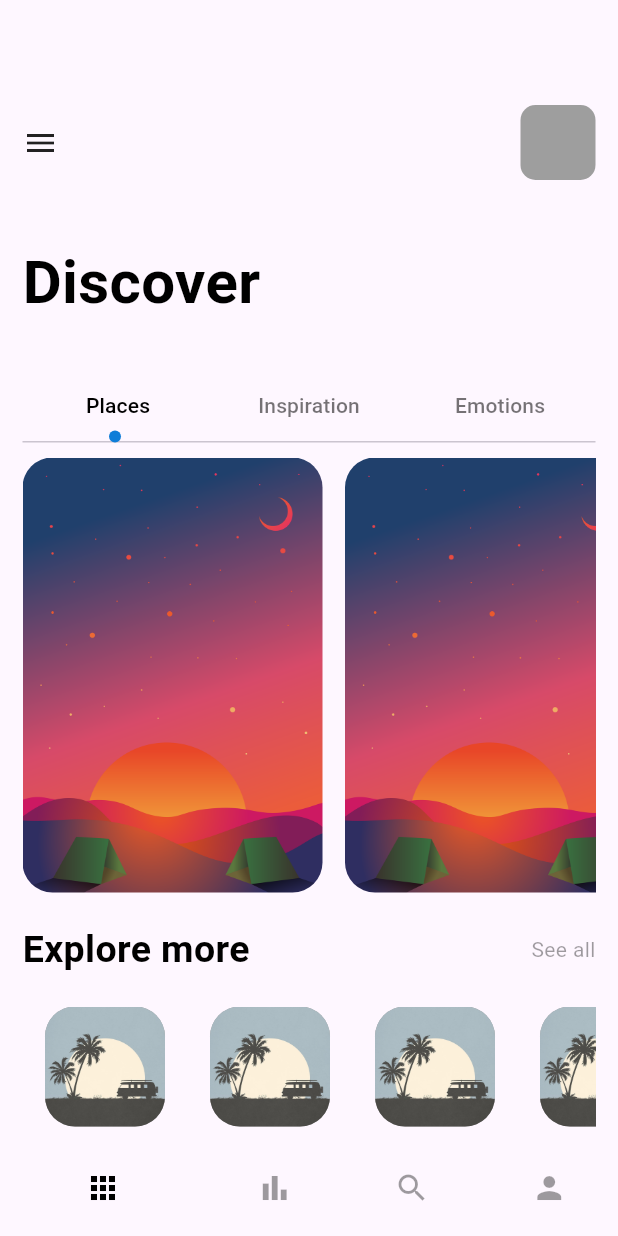
After one commit to zeynepcabuk200/travel_app, a Flutter app: the MainView screen opened directly, on a phone screen of 412 x 824 dp. The commit adds this screen. Run offline on Flutter 3.47's test engine with Material 3 defaults, Android fonts, the phone set to English and light mode, and no system bars; our stand-ins replace flutter_svg.

Commit message:
home view added

```diff
--- a/lib/core/constants/app_colors.dart
+++ b/lib/core/constants/app_colors.dart
@@ -7,5 +7,6 @@ class AppColors {
   static const Color blueColor=Color.fromARGB(255, 15, 125, 216);
   static const Color lightBlueColor=Color.fromARGB(255, 63, 155, 198);
   static const Color greyColor=Colors.grey;
+  static const Color whiteColor=Colors.white;
 
 }
--- a/lib/core/textstyle/app_textstyle.dart
+++ b/lib/core/textstyle/app_textstyle.dart
@@ -8,8 +8,13 @@ class AppTextstyle {
     color: AppColors.black54Color,
     fontSize: 40,
   );
+  static const TextStyle middleBlackText = TextStyle(
+    color: AppColors.blackColor,
+    fontSize: 25,
+    fontWeight: FontWeight.bold
+  );
   static const TextStyle size14BlackText = TextStyle(
     color: AppColors.black38Color,
-    fontSize: 20,
+    fontSize: 14,
   );
 }
--- /dev/null
+++ b/lib/view/navPages/home_view.dart
@@ -0,0 +1,159 @@
+import 'package:flutter/material.dart';
+import 'package:travel_app/core/constants/app_colors.dart';
+import 'package:travel_app/core/textstyle/app_textstyle.dart';
+
+class HomeView extends StatefulWidget {
+  const HomeView({super.key});
+
+  @override
+  State<HomeView> createState() => _HomeViewState();
+}
+
+class _HomeViewState extends State<HomeView> with TickerProviderStateMixin {
+  @override
+  Widget build(BuildContext context) {
+    TabController _tabController = TabController(length: 3, vsync: this);
+    return Scaffold(
+      body: Container(
+        padding: const EdgeInsets.only(top: 70, left: 15, right: 15),
+        child: Column(
+          crossAxisAlignment: CrossAxisAlignment.start,
+          children: [
+            SizedBox(
+              child: Row(
+                mainAxisAlignment: MainAxisAlignment.spaceBetween,
+                children: [
+                  const Icon(Icons.menu),
+                  Container(
+                    height: 50,
+                    width: 50,
+                    decoration: BoxDecoration(
+                        borderRadius: BorderRadius.circular(10),
+                        color: AppColors.greyColor),
+                  )
+                ],
+              ),
+            ),
+            const SizedBox(
+              height: 40,
+            ),
+            const Text(
+              "Discover",
+              style: AppTextstyle.largeBoldText,
+            ),
+            const SizedBox(
+              height: 30,
+            ),
+            SizedBox(
+              child: TabBar(
+                  controller: _tabController,
+                  labelColor: AppColors.blackColor,
+                  unselectedLabelColor: AppColors.black54Color,
+                  indicatorSize: TabBarIndicatorSize.label,
+                  indicator:
+                      CircleTabIndicator(color: AppColors.blueColor, radius: 4),
+                  tabs: const [
+                    Tab(
+                      text: "Places",
+                    ),
+                    Tab(
+                      text: "Inspiration",
+                    ),
+                    Tab(
+                      text: "Emotions",
+                    )
+                  ]),
+            ),
+            SizedBox(
+              height: 300,
+              width: double.maxFinite,
+              child: TabBarView(
+                controller: _tabController,
+                children: [
+                  ListView.builder(
+                      itemCount: 3,
+                      scrollDirection: Axis.horizontal,
+                      itemBuilder: (context, index) {
+                        return Container(
+                          width: 200,
+                          height: 300,
+                          margin: const EdgeInsets.only(right: 15, top: 10),
+                          decoration: BoxDecoration(
+                              borderRadius: BorderRadius.circular(20),
+                              image: const DecorationImage(
+                                  image:
+                                      AssetImage("assets/images/travel_0.png"),
+                                  fit: BoxFit.cover)),
+                        );
+                      }),
+                  SizedBox(),
+                  SizedBox(),
+                ],
+              ),
+            ),
+            const SizedBox(height: 20,),
+            const Row(
+              mainAxisAlignment: MainAxisAlignment.spaceBetween,
+              children: [
+                Text(
+                  "Explore more",
+                  style: AppTextstyle.middleBlackText,
+                ),
+                Text(
+                  "See all",
+                  style: AppTextstyle.size14BlackText,
+                ),
+              ],
+            ),
+            const SizedBox(height: 20,),
+            SizedBox(
+              height: 100,
+              child: ListView.builder(
+                itemCount: 4,
+                scrollDirection: Axis.horizontal,
+                itemBuilder: (context,index){
+                  return Column(children: [
+                    Container(
+                      height: 80,
+                      width: 80,
+                      margin: const EdgeInsets.symmetric(horizontal: 15),
+                      decoration: BoxDecoration(
+                        color: AppColors.greyColor,
+                        image: const DecorationImage(image: AssetImage("assets/images/travel_1.jpg"),fit: BoxFit.cover),
+                        borderRadius: BorderRadius.circular(20)),
+                    )
+                  ],);
+              }),
+            )
+          ],
+        ),
+      ),
+    );
+  }
+}
+
+class CircleTabIndicator extends Decoration {
+  final Color color;
+  double radius;
+  CircleTabIndicator({required this.color, required this.radius});
+  @override
+  BoxPainter createBoxPainter([VoidCallback? onChanged]) {
+    return CirclePainter(color: color, radius: radius);
+  }
+}
+
+class CirclePainter extends BoxPainter {
+  final Color color;
+  double radius;
+  CirclePainter({required this.color, required this.radius});
+  @override
+  void paint(Canvas canvas, Offset offset, ImageConfiguration configuration) {
+    Paint _paint = Paint();
+    _paint.color = color;
+    _paint.isAntiAlias = true;
+    final Offset circleOffset = Offset(
+        configuration.size!.width / 2 - radius / 2,
+        configuration.size!.height - radius);
+    canvas.drawCircle(offset + circleOffset, radius, _paint);
+  }
+}
--- a/lib/view/navPages/main_view.dart
+++ b/lib/view/navPages/main_view.dart
@@ -1,4 +1,9 @@
 import 'package:flutter/material.dart';
+import 'package:travel_app/core/constants/app_colors.dart';
+import 'package:travel_app/view/navPages/bar_item_view.dart';
+import 'package:travel_app/view/navPages/home_view.dart';
+import 'package:travel_app/view/navPages/my_pages_view.dart';
+import 'package:travel_app/view/navPages/search_view.dart';
 
 class MainView extends StatefulWidget {
   const MainView({super.key});
@@ -8,14 +13,32 @@ class MainView extends StatefulWidget {
 }
 
 class _MainViewState extends State<MainView> {
+  List  pages = [const HomeView(), const BarItemView(), const SearchView(), const MyPagesView()];
+  int currentIndex=0;
+  void onTap(int index){
+    setState(() {
+      currentIndex=index;
+    });
+  }
   @override
   Widget build(BuildContext context) {
     return Scaffold(
-      bottomNavigationBar: BottomNavigationBar(items: const [
-        BottomNavigationBarItem(icon: Icon(Icons.apps)),
-        BottomNavigationBarItem(icon: Icon(Icons.bar_chart_sharp)),
-        BottomNavigationBarItem(icon: Icon(Icons.search)),
-        BottomNavigationBarItem(icon: Icon(Icons.person)),
+      backgroundColor: AppColors.whiteColor,
+      body: pages[currentIndex],
+      bottomNavigationBar: BottomNavigationBar(
+        type: BottomNavigationBarType.shifting,
+        onTap: onTap,
+        currentIndex: currentIndex,
+        selectedItemColor: AppColors.blackColor,
+        unselectedItemColor: AppColors.black38Color,
+        showSelectedLabels: false,
+        showUnselectedLabels: false,
+        elevation: 0,
+        items: const [
+        BottomNavigationBarItem(icon: Icon(Icons.apps,),label: 'Home',),
+        BottomNavigationBarItem(icon: Icon(Icons.bar_chart_sharp),label: 'BarItem',),
+        BottomNavigationBarItem(icon: Icon(Icons.search,),label: 'Search',),
+        BottomNavigationBarItem(icon: Icon(Icons.person),label: 'Profile',),
       ]),
     );
   }
```
